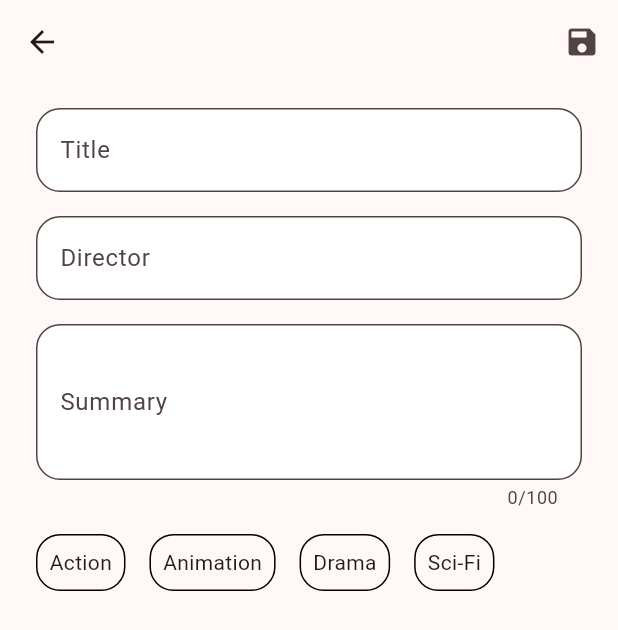
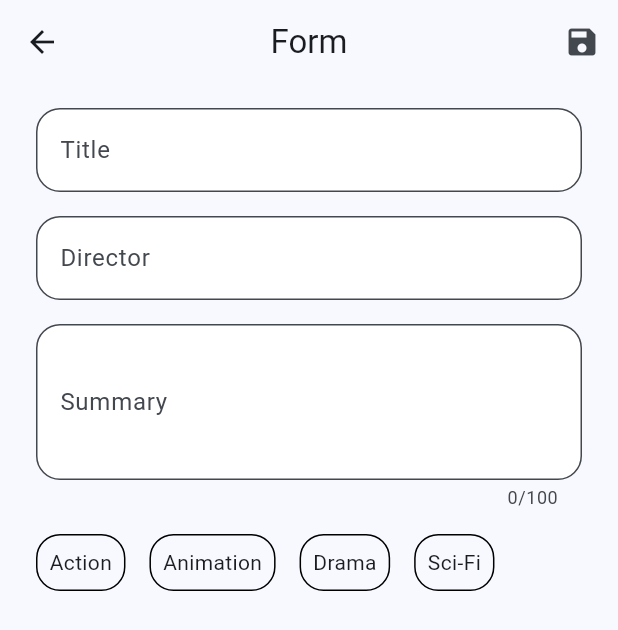
Before and after one commit to randytia29/talenavi_movie, a Flutter app: the screen it shows after launch, after a tap on the "add" icon, on a phone screen of 412 x 824 dp. Shown: the top 630 px of the screen. Run offline on Flutter 3.47's test engine with Material 3 defaults, Android fonts, the phone set to English and light mode, and no system bars; our stand-ins replace dartz, equatable, flutter_bloc, get_it, go_router, sqflite; accounts and stored records are empty.

Commit message:
refactor code

```diff
--- a/lib/core/exception/exception.dart
+++ b/lib/core/exception/exception.dart
@@ -1,5 +1,3 @@
-class ServerException implements Exception {}
-
 class DatabaseException implements Exception {
   final String message;
 
--- a/lib/features/home/domain/usecases/get_user.dart
+++ /dev/null
@@ -1,22 +0,0 @@
-import 'package:dartz/dartz.dart';
-
-import '../../../../core/failure/failure.dart';
-import '../../../../core/usecases/usecase.dart';
-import '../entities/user.dart';
-import '../repositories/home_repository.dart';
-
-class GetUser implements Usecase<List<User>, Params> {
-  final HomeRepository repository;
-
-  GetUser(this.repository);
-
-  @override
-  Future<Either<Failure, List<User>>> call(Params params) async =>
-      await repository.getUser(params.page);
-}
-
-class Params {
-  final int page;
-
-  const Params({required this.page});
-}
--- a/lib/features/movie/presentation/screen/form_screen.dart
+++ b/lib/features/movie/presentation/screen/form_screen.dart
@@ -11,6 +11,7 @@ import 'package:talenavi_movie/features/movie/presentation/cubit/movie_cubit.dar
 import 'package:talenavi_movie/features/movie/presentation/cubit/update_movie_cubit.dart';
 import 'package:talenavi_movie/features/movie/presentation/widget/custom_text_field.dart';
 import 'package:talenavi_movie/sl.dart';
+import 'package:talenavi_movie/theme_manager/color_manager.dart';
 import 'package:talenavi_movie/theme_manager/space_manager.dart';
 
 import '../../domain/entities/movie.dart';
@@ -122,6 +123,8 @@ class _FormScreenState extends State<FormScreen> {
         ],
         child: Scaffold(
           appBar: AppBar(
+            title: const Text('Form'),
+            centerTitle: true,
             actions: [
               widget.movie == null
                   ? Container()
@@ -159,7 +162,7 @@ class _FormScreenState extends State<FormScreen> {
                     }
                   } else {
                     ScaffoldMessenger.of(context).showSnackBar(
-                        const SnackBar(content: Text('Lengkapi isian')));
+                        const SnackBar(content: Text('Lengkapi form isian')));
                   }
                 },
                 icon: const Icon(Icons.save),
@@ -218,6 +221,7 @@ class _FormScreenState extends State<FormScreen> {
                                 color: convertColor(selectedGenres, e),
                               ),
                               borderRadius: BorderRadius.circular(16),
+                              color: convertBackgroundColor(selectedGenres, e),
                             ),
                             child: Text(e.value),
                           ),
@@ -245,9 +249,17 @@ class _FormScreenState extends State<FormScreen> {
 
   Color convertColor(List<String> selectedGenres, GenreType genre) {
     if (selectedGenres.contains(genre.value)) {
-      return Colors.red;
+      return ColorManager.primary;
     }
 
     return Colors.black;
   }
+
+  Color? convertBackgroundColor(List<String> selectedGenres, GenreType genre) {
+    if (selectedGenres.contains(genre.value)) {
+      return Theme.of(context).colorScheme.inversePrimary;
+    }
+
+    return null;
+  }
 }
--- a/lib/sl.dart
+++ b/lib/sl.dart
@@ -1,5 +1,4 @@
 import 'package:get_it/get_it.dart';
-import 'package:http/http.dart' as http;
 import 'package:talenavi_movie/features/movie/data/datasources/movie_local_data_source.dart';
 import 'package:talenavi_movie/features/movie/data/repositories/movie_repository_impl.dart';
 import 'package:talenavi_movie/features/movie/domain/repositories/movie_repository.dart';
@@ -13,20 +12,11 @@ import 'package:talenavi_movie/features/movie/presentation/cubit/movie_cubit.dar
 import 'package:talenavi_movie/features/movie/presentation/cubit/update_movie_cubit.dart';
 import 'package:talenavi_movie/utils/database_helper.dart';
 
-import 'features/home/data/datasources/home_remote_data_source.dart';
-import 'features/home/data/repositories/home_repository_impl.dart';
-import 'features/home/domain/repositories/home_repository.dart';
-import 'features/home/domain/usecases/get_user.dart';
-import 'features/home/presentation/cubit/user_cubit.dart';
-
 final sl = GetIt.instance;
 
 Future<void> init() async {
   //! Features
   // Bloc
-
-  // Home
-  sl.registerFactory(() => UserCubit(getUser: sl()));
 
   // Movie
   sl.registerFactory(() => AddMovieCubit(saveMovie: sl()));
@@ -35,25 +25,19 @@ Future<void> init() async {
   sl.registerFactory(() => UpdateMovieCubit(updateMovie: sl()));
 
   // Use cases
-  sl.registerLazySingleton(() => GetUser(sl()));
   sl.registerLazySingleton(() => SaveMovie(sl()));
   sl.registerLazySingleton(() => GetMovie(sl()));
   sl.registerLazySingleton(() => DeleteMovie(sl()));
   sl.registerLazySingleton(() => UpdateMovie(sl()));
 
   // Repository
-  sl.registerLazySingleton<HomeRepository>(
-      () => HomeRepositoryImpl(remoteDataSource: sl()));
   sl.registerLazySingleton<MovieRepository>(
       () => MovieRepositoryImpl(localDataSource: sl()));
 
   // Data sources
-  sl.registerLazySingleton<HomeRemoteDataSource>(
-      () => HomeRemoteDataSourceImpl(client: sl()));
   sl.registerLazySingleton<MovieLocalDataSource>(
       () => MovieLocalDataSourceImpl(databaseHelper: sl()));
 
   //! External
   sl.registerLazySingleton<DatabaseHelper>(() => DatabaseHelper());
-  sl.registerLazySingleton(() => http.Client());
 }
--- a/lib/theme_manager/asset_manager.dart
+++ /dev/null
@@ -1,4 +0,0 @@
-class AssetManager {
-  static const _assetPath = 'assets';
-  static const iconApp = '$_assetPath/app_icon.png';
-}
--- a/lib/theme_manager/color_manager.dart
+++ b/lib/theme_manager/color_manager.dart
@@ -1,7 +1,7 @@
 import 'package:flutter/material.dart';
 
 class ColorManager {
-  static Color primary = HexColor.fromHex('#D68A8A');
+  static Color primary = HexColor.fromHex('#2196F3');
 }
 
 extension HexColor on Color {
--- a/lib/theme_manager/value_manager.dart
+++ /dev/null
@@ -1,3 +0,0 @@
-class ValueManager {
-  static String baseUrl = 'https://reqres.in';
-}
--- a/pubspec.yaml
+++ b/pubspec.yaml
@@ -14,7 +14,6 @@ dependencies:
   flutter_bloc: ^8.1.4
   get_it: ^7.6.7
   go_router: ^13.2.0
-  http: ^1.2.1
   sqflite: ^2.3.2
 
 dev_dependencies:
```
Also changed, not shown: lib/core/failure/failure.dart (+0 -16 lines), lib/features/home/data/datasources/home_remote_data_source.dart (deleted, +0 -34 lines), lib/features/home/data/models/user_model.dart (deleted, +0 -27 lines), lib/features/home/data/repositories/home_repository_impl.dart (deleted, +0 -31 lines), lib/features/home/domain/entities/user.dart (deleted, +0 -20 lines), lib/features/home/domain/repositories/home_repository.dart (deleted, +0 -8 lines), lib/features/home/presentation/cubit/user_cubit.dart (deleted, +0 -24 lines), lib/features/home/presentation/cubit/user_state.dart (deleted, +0 -30 lines), pubspec.lock.
